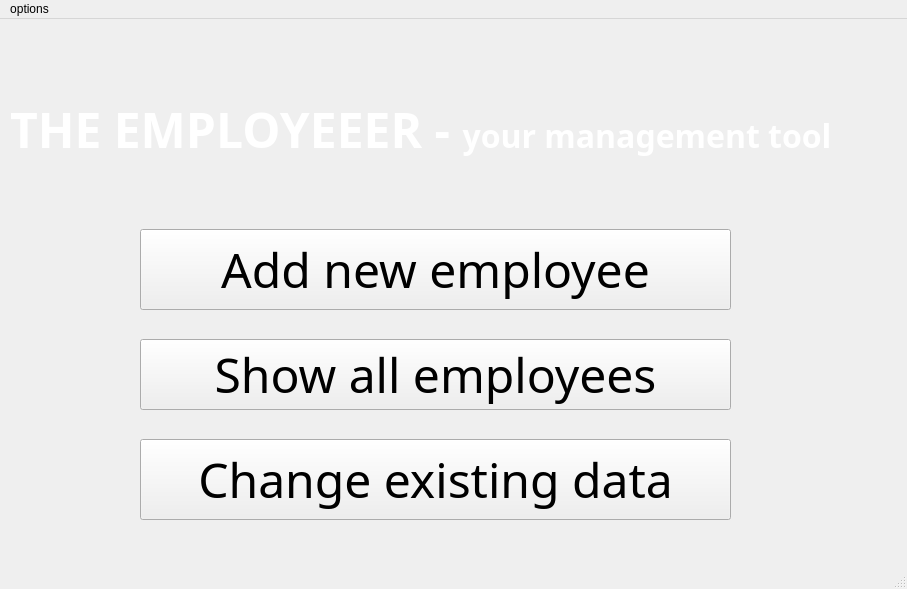
Daaizo/management-tool, file mainwindow.ui: the form before one commit.
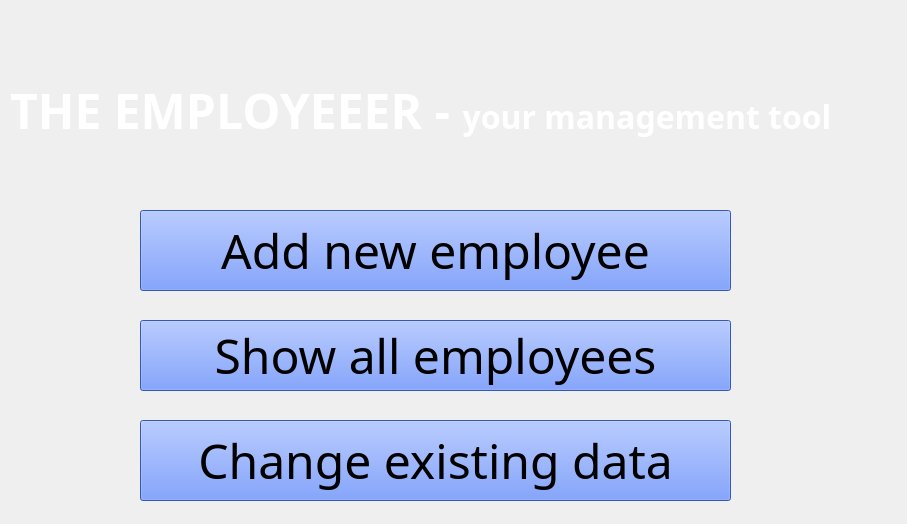
The form after the commit. Icons and pictures are not drawn.

Patch:
```diff
--- a/mainwindow.ui
+++ b/mainwindow.ui
@@ -10,7 +10,7 @@
     <x>0</x>
     <y>0</y>
     <width>907</width>
-    <height>589</height>
+    <height>524</height>
    </rect>
   </property>
   <property name="windowTitle">
@@ -20,7 +20,21 @@
    <iconset>
     <normaloff>icon.gif</normaloff>icon.gif</iconset>
   </property>
+  <property name="styleSheet">
+   <string notr="true"/>
+  </property>
   <widget class="QWidget" name="centralwidget">
+   <property name="styleSheet">
+    <string notr="true">QPushButton
+{
+   background-color:rgb(74, 122, 255);
+}
+
+QPushButton:hover {
+    background-color:rgb(139, 166, 255);
+}
+</string>
+   </property>
    <widget class="QPushButton" name="pushButton">
     <property name="geometry">
      <rect>
@@ -36,6 +50,9 @@
       <pointsize>36</pointsize>
      </font>
     </property>
+    <property name="styleSheet">
+     <string notr="true"/>
+    </property>
     <property name="text">
      <string>Add new employee</string>
     </property>
@@ -55,6 +72,9 @@
       <pointsize>36</pointsize>
      </font>
     </property>
+    <property name="styleSheet">
+     <string notr="true"/>
+    </property>
     <property name="text">
      <string>Change existing data</string>
     </property>
@@ -74,6 +94,9 @@
       <pointsize>36</pointsize>
      </font>
     </property>
+    <property name="styleSheet">
+     <string notr="true"/>
+    </property>
     <property name="text">
      <string>Show all employees</string>
     </property>
@@ -106,24 +129,6 @@
     </property>
    </widget>
   </widget>
-  <widget class="QStatusBar" name="statusbar"/>
-  <widget class="QMenuBar" name="menubar">
-   <property name="geometry">
-    <rect>
-     <x>0</x>
-     <y>0</y>
-     <width>907</width>
-     <height>20</height>
-    </rect>
-   </property>
-   <widget class="QMenu" name="menumanaging_tool">
-    <property name="title">
-     <string>options</string>
-    </property>
-    <addaction name="actionExit"/>
-   </widget>
-   <addaction name="menumanaging_tool"/>
-  </widget>
   <action name="actionExit">
    <property name="text">
     <string>Exit</string>
```
